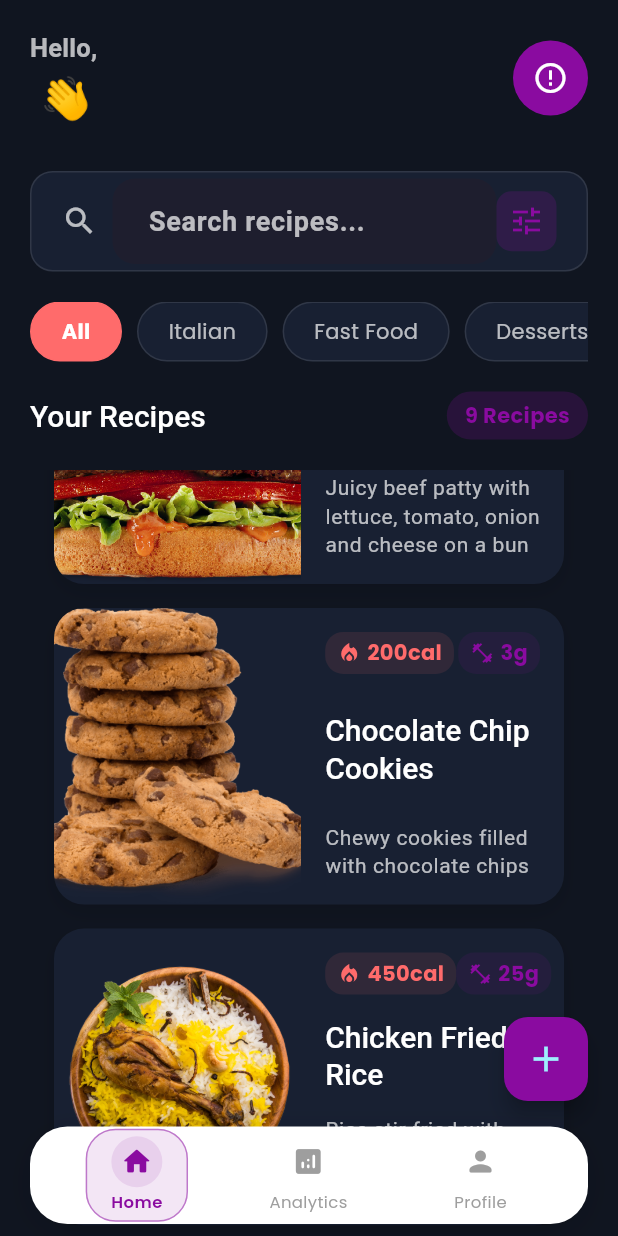
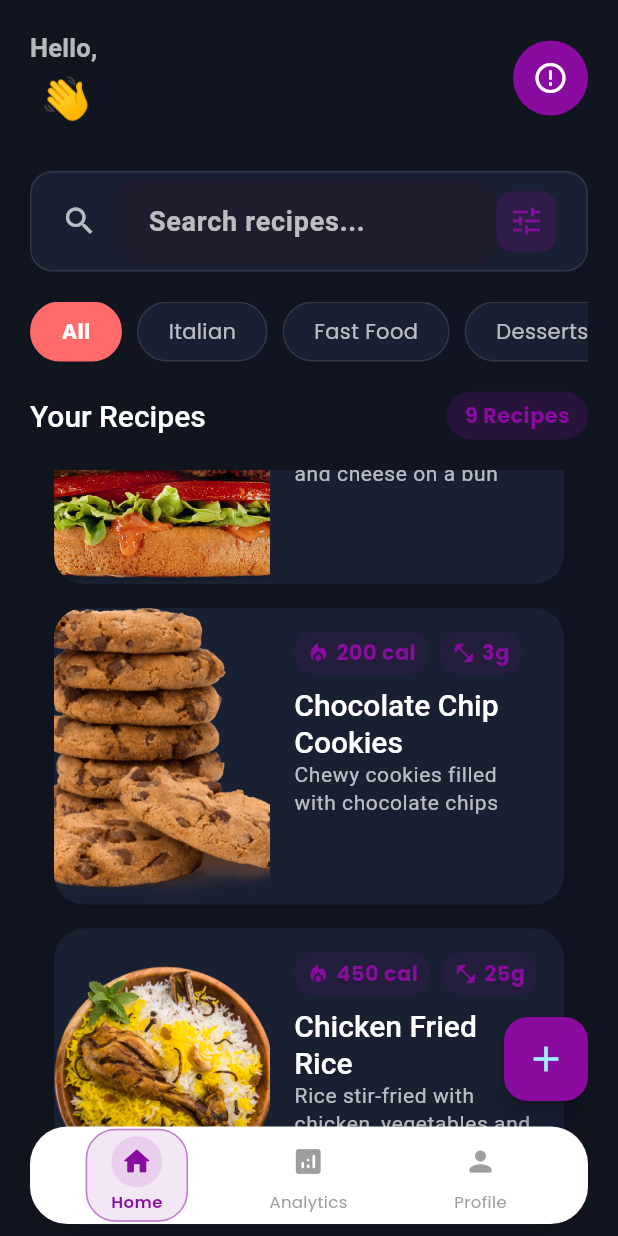
Before and after one commit to jamalihassan0307/food_dairy_app, a Flutter app: the HomeScreen screen opened directly, scrolled down 1412 dp, on a phone screen of 412 x 824 dp. Run offline on Flutter 3.47's test engine with Material 3 defaults, Android fonts, the phone set to English and light mode, and no system bars; our stand-ins replace animate_do, flex_color_scheme, fluttertoast, font_awesome_flutter, get, google_fonts and 3 more; accounts and stored records are empty.

Commit message:
Update recipe handling and UI components for improved functionality and aesthetics. Changed image loading to support both asset and file paths, added error handling for image loading, and updated statistics display in Page2 to reflect dynamic values. Enhanced styling consistency across recipe cards.

```diff
--- a/lib/controller/recipe_repository.dart
+++ b/lib/controller/recipe_repository.dart
@@ -71,12 +71,16 @@ class RecipeRepository extends GetxController {
         protein.text.isNotEmpty &&
         pre.text.isNotEmpty) {
       String id = DateTime.now().microsecond.toString();
+
+      // Get the image path
+      String imagePath = image!.path;
+
       RecipeModel model = RecipeModel(
         category: selectedCategory,
         id: id,
         name: name.text,
         description: des.text,
-        imageUrl: StaticData.fileToAsset(image!.path).toString(),
+        imageUrl: imagePath, // Use the direct file path
         calories: cal.text,
         protein: protein.text,
         prepTime: pre.text
--- a/lib/screen/nev_bar/page2.dart
+++ b/lib/screen/nev_bar/page2.dart
@@ -96,17 +96,17 @@ class _Page2State extends State<Page2> {
                           _buildStatItem(
                             icon: Icons.local_fire_department,
                             label: "Total Calories",
-                            value: "2,450",
+                            value: "${obj.getTotalCalories()}",
                           ),
                           _buildStatItem(
                             icon: Icons.fitness_center,
                             label: "Protein",
-                            value: "120g",
+                            value: "${obj.getTotalProtein()}g",
                           ),
                           _buildStatItem(
                             icon: Icons.timer,
                             label: "Meals",
-                            value: "3",
+                            value: "${obj.getMealsCount()}",
                           ),
                         ],
                       ),
--- a/lib/widget/loaded_recipes_widget.dart
+++ b/lib/widget/loaded_recipes_widget.dart
@@ -5,6 +5,7 @@ import 'package:food_dairy_app/model.dart/RecipeModel.dart';
 import 'package:food_dairy_app/screen/recipe_details_screen.dart';
 import 'package:food_dairy_app/widget/theme/app_colors.dart';
 import 'package:animate_do/animate_do.dart';
+import 'dart:io';
 
 class LoadedRecipesWidget extends StatelessWidget {
   final List<RecipeModel> recipes;
@@ -73,30 +74,32 @@ class RecipeCardWidget extends StatelessWidget {
       child: Row(
         crossAxisAlignment: CrossAxisAlignment.start,
         children: [
-          ClipRRect(
-            borderRadius: const BorderRadius.only(
-              topLeft: Radius.circular(20),
-              bottomLeft: Radius.circular(20),
-            ),
-            child: Hero(
-              tag: 'recipe_${recipe.name}',
-              child: Image.asset(
-                recipe.imageUrl,
-                height: height * 0.24,
-                width: width * 0.4,
+          Container(
+            width: width * 0.35,
+            decoration: BoxDecoration(
+              borderRadius: const BorderRadius.only(
+                topLeft: Radius.circular(20),
+                bottomLeft: Radius.circular(20),
+              ),
+              image: DecorationImage(
+                image: recipe.imageUrl.contains("assets/")
+                    ? AssetImage(recipe.imageUrl) as ImageProvider
+                    : FileImage(File(recipe.imageUrl)) as ImageProvider,
                 fit: BoxFit.cover,
+                onError: (exception, stackTrace) {
+                  print('Error loading image: $exception');
+                  // You can set a default image here if needed
+                },
               ),
             ),
           ),
           Expanded(
             child: Padding(
-              padding: const EdgeInsets.all(16.0),
+              padding: const EdgeInsets.all(16),
               child: Column(
                 crossAxisAlignment: CrossAxisAlignment.start,
-                mainAxisAlignment: MainAxisAlignment.spaceBetween,
                 children: [
                   Row(
-                    mainAxisAlignment: MainAxisAlignment.spaceBetween,
                     children: [
                       Container(
                         padding: const EdgeInsets.symmetric(
@@ -104,7 +107,7 @@ class RecipeCardWidget extends StatelessWidget {
                           vertical: 4,
                         ),
                         decoration: BoxDecoration(
-                          color: AppColors.secondaryColor.withOpacity(0.1),
+                          color: AppColors.primaryColor.withOpacity(0.1),
                           borderRadius: BorderRadius.circular(12),
                         ),
                         child: Row(
@@ -112,19 +115,20 @@ class RecipeCardWidget extends StatelessWidget {
                             const Icon(
                               Icons.local_fire_department,
                               size: 16,
-                              color: AppColors.secondaryColor,
+                              color: AppColors.primaryColor,
                             ),
                             const SizedBox(width: 4),
                             Text(
-                              "${recipe.calories}cal",
-                              style: TextStyle(
-                                color: AppColors.secondaryColor,
+                              "${recipe.calories} cal",
+                              style: const TextStyle(
+                                color: AppColors.primaryColor,
                                 fontWeight: FontWeight.bold,
                               ),
                             ),
                           ],
                         ),
                       ),
+                      const SizedBox(width: 8),
                       Container(
                         padding: const EdgeInsets.symmetric(
                           horizontal: 8,
@@ -154,6 +158,7 @@ class RecipeCardWidget extends StatelessWidget {
                       ),
                     ],
                   ),
+                  const SizedBox(height: 8),
                   Text(
                     recipe.name,
                     style: Theme.of(context).textTheme.titleLarge,
```
